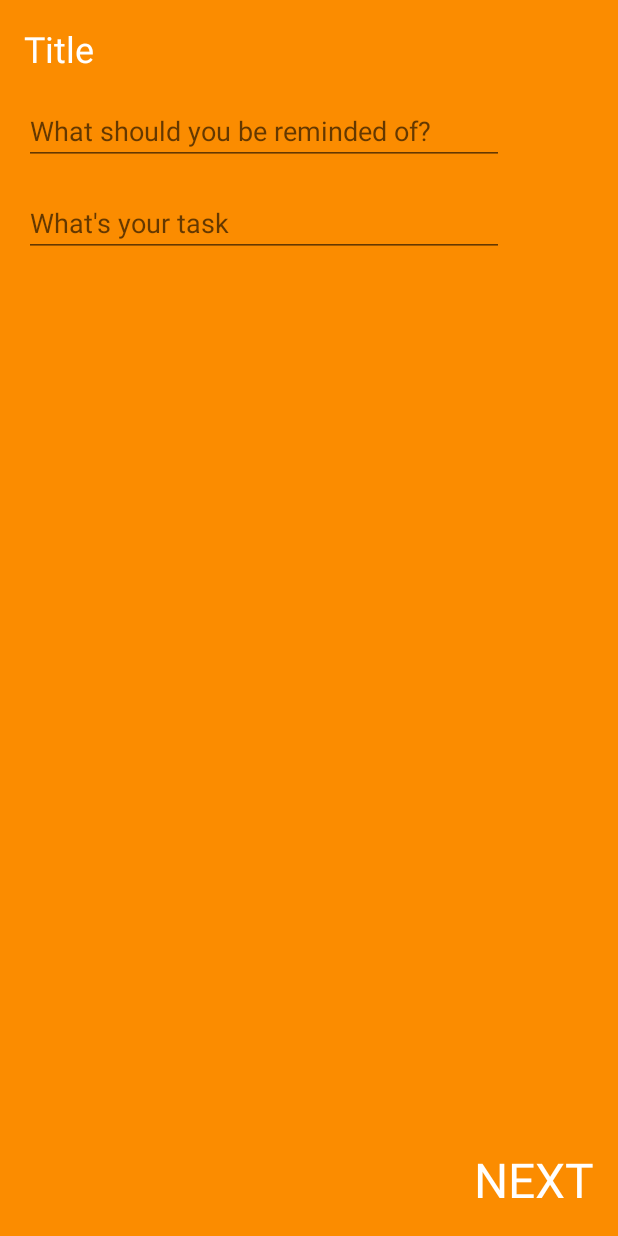
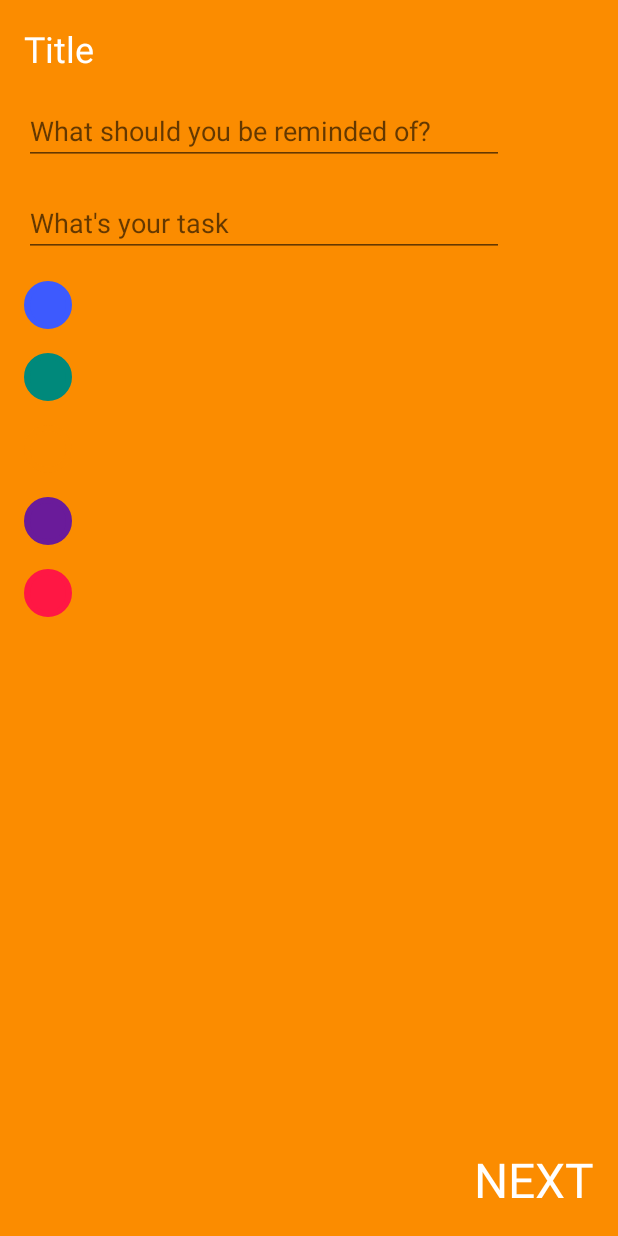
Before and after one commit to r0shka/Remind-Me, an Android app: the NewTaskFragment screen opened through its navigation route, on a phone screen of 412 x 824 dp. Run offline under Robolectric (Android 15) with nearby library versions, the phone set to English and light mode, and no system bars; our stand-ins replace Room's generated code, paging; libraries missing offline, so code that uses them is left out: androidx.paging; 4 statements that could not run were skipped.

Commit message:
color buttons

```diff
--- a/app/src/main/res/drawable/rounded_background_blue.xml
+++ b/app/src/main/res/drawable/rounded_background_blue.xml
@@ -10,7 +10,7 @@
         />
 
 
-    <corners android:radius="15dp" />
+    <corners android:radius="16dp" />
 
     <padding
         android:left="20dp"
--- a/app/src/main/res/drawable/rounded_background_green.xml
+++ b/app/src/main/res/drawable/rounded_background_green.xml
@@ -10,7 +10,7 @@ android:shape="rectangle">
     />
 
 
-<corners android:radius="15dp" />
+<corners android:radius="16dp" />
 
 <padding
     android:left="20dp"
--- a/app/src/main/res/drawable/rounded_background_orange.xml
+++ b/app/src/main/res/drawable/rounded_background_orange.xml
@@ -10,7 +10,7 @@
         />
 
 
-    <corners android:radius="15dp" />
+    <corners android:radius="16dp" />
 
     <padding
         android:left="20dp"
--- a/app/src/main/res/drawable/rounded_background_red.xml
+++ b/app/src/main/res/drawable/rounded_background_red.xml
@@ -10,7 +10,7 @@ android:shape="rectangle">
     />
 
 
-<corners android:radius="15dp" />
+<corners android:radius="16dp" />
 
 <padding
     android:left="20dp"
--- a/app/src/main/res/drawable/rounded_background_violet.xml
+++ b/app/src/main/res/drawable/rounded_background_violet.xml
@@ -10,7 +10,7 @@
         />
 
 
-    <corners android:radius="15dp" />
+    <corners android:radius="16dp" />
 
     <padding
         android:left="20dp"
--- a/app/src/main/res/layout/fragment_new_task.xml
+++ b/app/src/main/res/layout/fragment_new_task.xml
@@ -5,7 +5,7 @@
     android:id="@+id/new_task_container"
     android:layout_width="match_parent"
     android:layout_height="match_parent"
-    android:background="@color/background_color_blue"
+    android:background="@color/colorPrimary"
     android:fillViewport="true">
 
     <androidx.constraintlayout.widget.ConstraintLayout
@@ -64,9 +64,49 @@
             app:layout_constraintEnd_toEndOf="parent" />
 
         <View
-            android:id="@+id/view"
-            android:layout_width="16dp"
-            android:layout_height="16dp" />
+            android:id="@+id/select_color_red"
+            android:layout_width="32dp"
+            android:layout_margin="16dp"
+            android:layout_height="32dp"
+            android:background="@drawable/rounded_background_red"
+            app:layout_constraintStart_toStartOf="parent"
+            app:layout_constraintTop_toBottomOf="@+id/select_color_violet" />
+
+        <View
+            android:id="@+id/select_color_blue"
+            android:layout_width="32dp"
+            android:layout_height="32dp"
+            android:layout_margin="16dp"
+            android:background="@drawable/rounded_background_blue"
+            app:layout_constraintStart_toStartOf="parent"
+            app:layout_constraintTop_toBottomOf="@+id/new_task_description_input" />
+
+        <View
+            android:id="@+id/select_color_green"
+            android:layout_width="32dp"
+            android:layout_margin="16dp"
+            android:layout_height="32dp"
+            android:background="@drawable/rounded_background_green"
+            app:layout_constraintStart_toStartOf="parent"
+            app:layout_constraintTop_toBottomOf="@+id/select_color_blue" />
+
+        <View
+            android:id="@+id/select_color_orange"
+            android:layout_width="32dp"
+            android:layout_margin="16dp"
+            android:layout_height="32dp"
+            android:background="@drawable/rounded_background_orange"
+            app:layout_constraintStart_toStartOf="parent"
+            app:layout_constraintTop_toBottomOf="@+id/select_color_green" />
+
+        <View
+            android:id="@+id/select_color_violet"
+            android:layout_width="32dp"
+            android:layout_height="32dp"
+            android:layout_margin="16dp"
+            android:background="@drawable/rounded_background_violet"
+            app:layout_constraintStart_toStartOf="parent"
+            app:layout_constraintTop_toBottomOf="@+id/select_color_orange" />
 
     </androidx.constraintlayout.widget.ConstraintLayout>
 </ScrollView>
```
